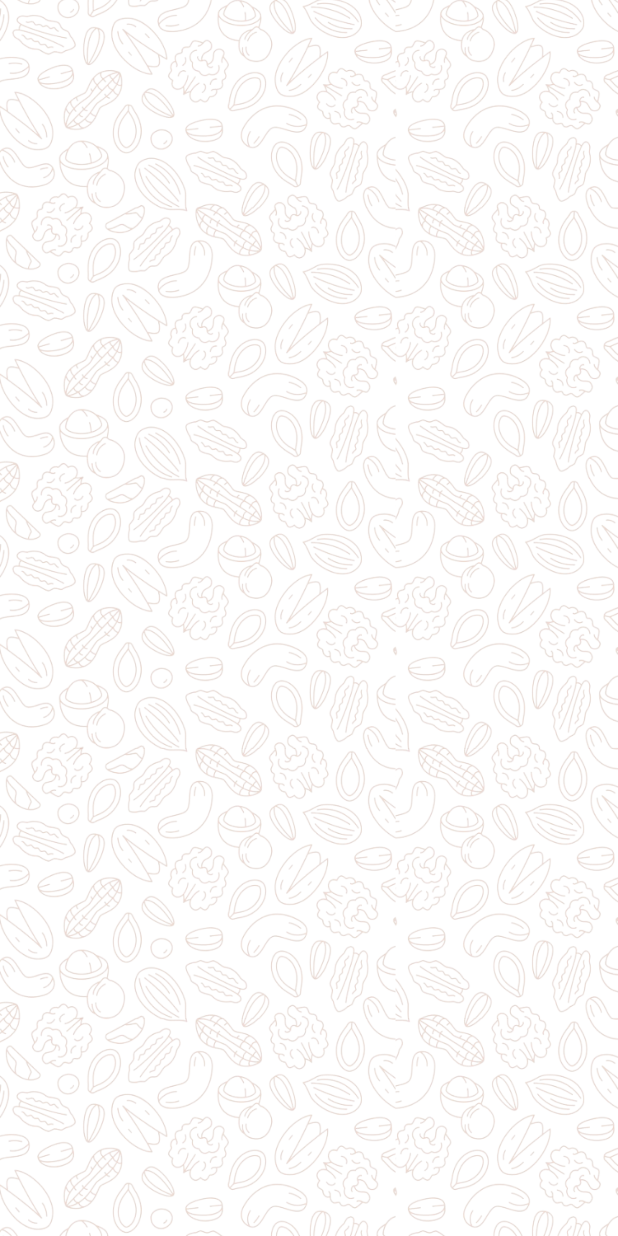
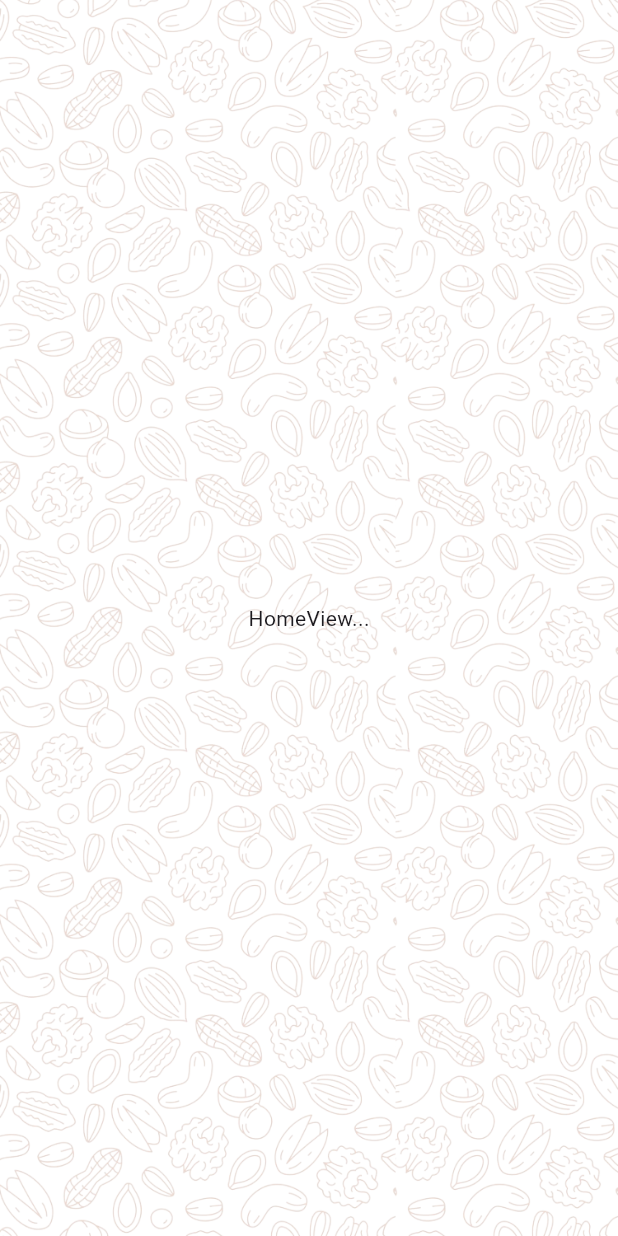
Before and after one commit to ba138/Rajasthan-Dry-Fruits, a Flutter app: the screen it shows after launch, on a phone screen of 412 x 824 dp. Run offline on Flutter 3.47's test engine with Material 3 defaults, Android fonts, the phone set to English and light mode, and no system bars.

Commit message:
start working on homeView

```diff
--- a/lib/main.dart
+++ b/lib/main.dart
@@ -23,7 +23,7 @@ class MyApp extends StatelessWidget {
           elevation: 0, // Remove app bar elevation
         ),
       ),
-      initialRoute: RoutesName.splash,
+      initialRoute: RoutesName.home,
       onGenerateRoute: Routes.generateRoute,
     );
   }
--- a/lib/utils/routes/routes.dart
+++ b/lib/utils/routes/routes.dart
@@ -1,5 +1,6 @@
 import 'package:flutter/material.dart';
 import 'package:rjfruits/utils/routes/routes_name.dart';
+import 'package:rjfruits/view/HomeView/home_view.dart';
 import 'package:rjfruits/view/onboardingViews/splash_screen.dart';
 
 class Routes {
@@ -7,7 +8,12 @@ class Routes {
     switch (settings.name) {
       case RoutesName.splash:
         return MaterialPageRoute(
-            builder: (BuildContext context) => const SplashScreen());
+          builder: (BuildContext context) => const SplashScreen(),
+        );
+      case RoutesName.home:
+        return MaterialPageRoute(
+          builder: (BuildContext context) => const HomeView(),
+        );
 
       default:
         return MaterialPageRoute(builder: (_) {
--- a/lib/utils/routes/routes_name.dart
+++ b/lib/utils/routes/routes_name.dart
@@ -1,6 +1,4 @@
 class RoutesName {
   static const String splash = 'Splash_View';
-  // static const String login = 'Login_Screen';
-  // static const String home = 'Home_Screen';
-  // static const String signUp = 'Sign_up';
+  static const String home = 'Home_View';
 }
--- /dev/null
+++ b/lib/view/HomeView/home_view.dart
@@ -0,0 +1,26 @@
+import 'package:flutter/material.dart';
+
+import '../../res/components/colors.dart';
+
+class HomeView extends StatelessWidget {
+  const HomeView({super.key});
+
+  @override
+  Widget build(BuildContext context) {
+    return Scaffold(
+      body: Container(
+        height: MediaQuery.of(context).size.height,
+        width: MediaQuery.of(context).size.width,
+        decoration: const BoxDecoration(
+          color: AppColor.whiteColor,
+          image: DecorationImage(
+              image: AssetImage("images/bgimg.png"), fit: BoxFit.cover),
+        ),
+        child: const Column(
+          mainAxisAlignment: MainAxisAlignment.center,
+          children: [Text('HomeView...')],
+        ),
+      ),
+    );
+  }
+}
```
